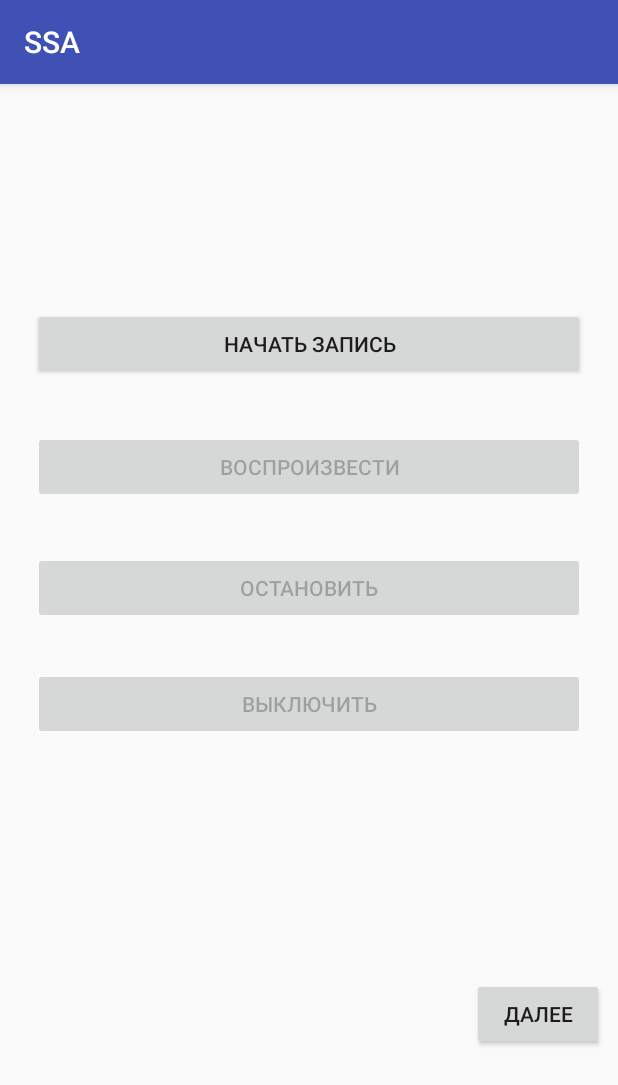
After one commit to MariEliseeva/Ssa, an Android app: the AudioRecorder screen opened directly, with no data from a screen before it, on a phone screen of 412 x 824 dp. The commit adds this screen. Shown: the top 1085 px of the screen. Run offline under Robolectric (Android 15) with nearby library versions, the phone set to English and light mode, and no system bars.

Commit message:
Add record audio

```diff
--- a/SSA/app/src/main/AndroidManifest.xml
+++ b/SSA/app/src/main/AndroidManifest.xml
@@ -2,6 +2,8 @@
 <manifest xmlns:android="http://schemas.android.com/apk/res/android"
     package="alekhina_eliseeva.ssa">
 
+    <uses-permission android:name="android.permission.WRITE_EXTERNAL_STORAGE" />
+    <uses-permission android:name="android.permission.RECORD_AUDIO" />
     <application
         android:allowBackup="true"
         android:icon="@mipmap/ic_launcher"
@@ -22,7 +24,8 @@
         <activity android:name=".ChooseSong" />
         <activity android:name=".Top" />
         <activity android:name=".Applications" />
-        <activity android:name=".PlaySong"></activity>
+        <activity android:name=".PlaySong" />
+        <activity android:name=".AudioRecorder"></activity>
     </application>
 
 </manifest>
--- /dev/null
+++ b/SSA/app/src/main/java/alekhina_eliseeva/ssa/AudioRecorder.java
@@ -0,0 +1,126 @@
+package alekhina_eliseeva.ssa;
+
+
+import android.content.Intent;
+import android.media.MediaPlayer;
+import android.net.Uri;
+import android.provider.MediaStore;
+import android.support.v7.app.AppCompatActivity;
+import android.os.Bundle;
+import android.view.View;
+import android.widget.Button;
+import android.widget.Toast;
+import java.io.File;
+import java.io.IOException;
+
+
+public class AudioRecorder extends AppCompatActivity {
+    Uri savedUri;
+    MediaPlayer mPlayer;
+    Button startRecordButton, playRecordButton, pausePlayButton, stopPlayButton, nextButton;
+
+    @Override
+    protected void onCreate(Bundle savedInstanceState) {
+        super.onCreate(savedInstanceState);
+        setContentView(R.layout.activity_audio_recorder);
+        startRecordButton = (Button) findViewById(R.id.startRecord);
+        playRecordButton = (Button) findViewById(R.id.playRecord);
+        pausePlayButton = (Button) findViewById(R.id.PausePlay);
+        stopPlayButton = (Button) findViewById(R.id.StopPlay);
+        nextButton = (Button) findViewById(R.id.next);
+
+        pausePlayButton.setEnabled(false);
+        playRecordButton.setEnabled(false);
+        stopPlayButton.setEnabled(false);
+
+        startRecordButton.setOnClickListener(new View.OnClickListener() {
+            @Override
+            public void onClick(View view) {
+                if (savedUri != null) {
+                    //TODO ошибка
+                    // deleteFile(savedUri.Path())
+                }
+                Intent intent = new Intent(
+                        MediaStore.Audio.Media.RECORD_SOUND_ACTION);
+                startActivityForResult(intent, 1);
+            }
+        });
+
+
+
+        playRecordButton.setOnClickListener(new View.OnClickListener() {
+            @Override
+            public void onClick(View view) {
+                if (mPlayer != null) {
+                    mPlayer.start();
+                }
+            }
+        });
+
+        pausePlayButton.setOnClickListener(new View.OnClickListener() {
+            @Override
+            public void onClick(View view) {
+                if (mPlayer!=null && mPlayer.isPlaying()) {
+                    mPlayer.pause();
+                }
+            }
+        });
+
+
+        stopPlayButton.setOnClickListener(new View.OnClickListener() {
+            @Override
+            public void onClick(View view) {
+                if (mPlayer != null) {
+                    mPlayer.stop();
+                    try {
+                        mPlayer.prepare();
+                    } catch (IOException e) {
+                        Toast.makeText(AudioRecorder.this, e.getMessage(), Toast.LENGTH_LONG).show();
+                    }
+                    mPlayer.seekTo(0);
+                }
+
+            }
+        });
+
+
+        nextButton.setOnClickListener(new View.OnClickListener() {
+            @Override
+            public void onClick(View view) {
+                /* TODO передаем контроллеру Uri. После ненадобности файл должен быть удален */
+                Toast.makeText(AudioRecorder.this,"Передано контроллеру", Toast.LENGTH_LONG).show();
+            }
+        });
+    }
+
+    @Override
+    protected void onActivityResult(int requestCode, int resultCode, Intent data) {
+        if (requestCode == 1) {
+            savedUri = data.getData();
+            Toast.makeText(AudioRecorder.this,
+                    "Saved: " + savedUri.getPath(), Toast.LENGTH_LONG).show();
+            mPlayer = null;
+            mPlayer=MediaPlayer.create(this, savedUri);
+            mPlayer.setLooping(true);
+            pausePlayButton.setEnabled(true);
+            playRecordButton.setEnabled(true);
+            stopPlayButton.setEnabled(true);
+            mPlayer.setOnCompletionListener(new MediaPlayer.OnCompletionListener() {
+                @Override
+                public void onCompletion(MediaPlayer mp) {
+                    mPlayer.stop();
+                }
+            });
+        }
+    }
+
+    @Override
+    public void onDestroy() {
+        super.onDestroy();
+        if (mPlayer.isPlaying()) {
+            mPlayer.stop();
+        }
+    }
+
+
+}
--- a/SSA/app/src/main/java/alekhina_eliseeva/ssa/SignUp.java
+++ b/SSA/app/src/main/java/alekhina_eliseeva/ssa/SignUp.java
@@ -30,8 +30,7 @@ public class SignUp extends AppCompatActivity {
                     Toast.makeText(SignUp.this, "Пароли не совпадают", Toast.LENGTH_LONG).show();
                 }
                 else {
-                    /* Вызов корректности имени */
-                    /* TODO*/  boolean flag = (name.charAt(0) == 'o');
+                    /* TODO Вызов корректности имени*/  boolean flag = (name.charAt(0) == 'o');
                     if (flag) {
                         SharedPreferences sharedPreferences = getSharedPreferences("StoreData", MODE_PRIVATE);
                         SharedPreferences.Editor editor = sharedPreferences.edit();
--- /dev/null
+++ b/SSA/app/src/main/res/layout/activity_audio_recorder.xml
@@ -0,0 +1,66 @@
+<?xml version="1.0" encoding="utf-8"?>
+<android.support.constraint.ConstraintLayout xmlns:android="http://schemas.android.com/apk/res/android"
+    xmlns:app="http://schemas.android.com/apk/res-auto"
+    xmlns:tools="http://schemas.android.com/tools"
+    android:id="@+id/AudioRecorder"
+    android:layout_width="match_parent"
+    android:layout_height="match_parent"
+    tools:context="alekhina_eliseeva.ssa.AudioRecorder">
+
+    <Button
+        android:id="@+id/startRecord"
+        android:layout_width="368dp"
+        android:layout_height="wrap_content"
+        android:text="Начать запись"
+        app:layout_constraintBottom_toBottomOf="parent"
+        app:layout_constraintEnd_toEndOf="parent"
+        app:layout_constraintStart_toStartOf="parent"
+        app:layout_constraintTop_toTopOf="parent"
+        app:layout_constraintVertical_bias="0.207" />
+
+    <Button
+        android:id="@+id/playRecord"
+        android:layout_width="368dp"
+        android:layout_height="wrap_content"
+        android:text="Воспроизвести"
+        app:layout_constraintBottom_toBottomOf="parent"
+        app:layout_constraintEnd_toEndOf="parent"
+        app:layout_constraintStart_toStartOf="parent"
+        app:layout_constraintTop_toBottomOf="@+id/startRecord"
+        app:layout_constraintVertical_bias="0.065" />
+
+    <Button
+        android:id="@+id/PausePlay"
+        android:layout_width="368dp"
+        android:layout_height="wrap_content"
+        android:text="Остановить"
+        app:layout_constraintBottom_toBottomOf="parent"
+        app:layout_constraintEnd_toEndOf="parent"
+        app:layout_constraintStart_toStartOf="parent"
+        app:layout_constraintTop_toBottomOf="@+id/playRecord"
+        app:layout_constraintVertical_bias="0.074" />
+
+    <Button
+        android:id="@+id/StopPlay"
+        android:layout_width="368dp"
+        android:layout_height="wrap_content"
+        android:text="Выключить"
+        app:layout_constraintBottom_toBottomOf="parent"
+        app:layout_constraintEnd_toEndOf="parent"
+        app:layout_constraintStart_toStartOf="parent"
+        app:layout_constraintTop_toBottomOf="@+id/PausePlay"
+        app:layout_constraintVertical_bias="0.081" />
+
+    <Button
+        android:id="@+id/next"
+        android:layout_width="wrap_content"
+        android:layout_height="wrap_content"
+        android:text="Далее"
+        app:layout_constraintBottom_toBottomOf="parent"
+        app:layout_constraintEnd_toEndOf="parent"
+        app:layout_constraintHorizontal_bias="0.972"
+        app:layout_constraintStart_toStartOf="parent"
+        app:layout_constraintTop_toBottomOf="@+id/StopPlay"
+        app:layout_constraintVertical_bias="0.561" />
+
+</android.support.constraint.ConstraintLayout>
```
Also changed, not shown: SSA/app/src/main/java/alekhina_eliseeva/ssa/PlaySong.java (+17 -1 lines), SSA/app/src/main/res/layout/activity_play_song.xml (+12 -0 lines).
